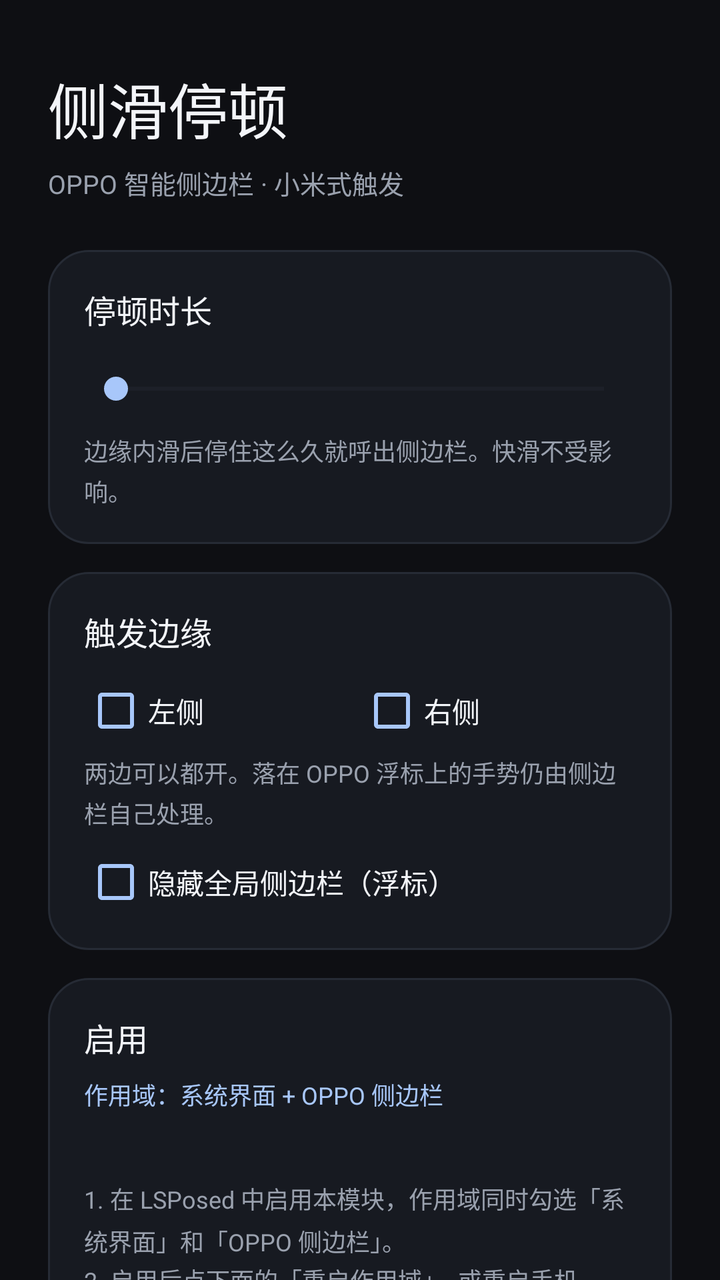
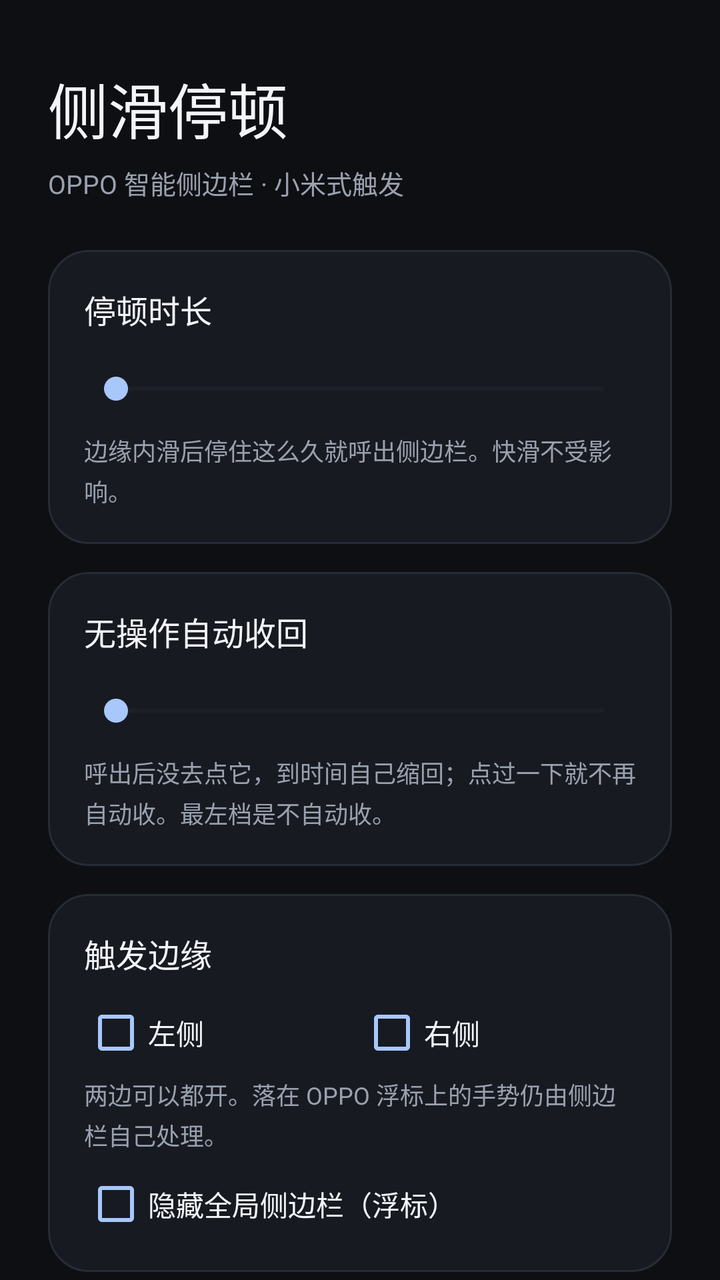

The first picture is an Android layout as it rendered before a commit; the second is the same layout after the commit. The layout source and the unified diff follow.
<!-- AndroidManifest.xml: application theme AppTheme -->
<!-- res/layout/activity_main.xml -->
<?xml version="1.0" encoding="utf-8"?>
<ScrollView xmlns:android="http://schemas.android.com/apk/res/android"
    android:layout_width="match_parent"
    android:layout_height="match_parent"
    android:background="@color/bg"
    android:clipToPadding="false"
    android:fillViewport="true"
    android:fitsSystemWindows="true"
    android:scrollbars="none">

    <LinearLayout
        android:layout_width="match_parent"
        android:layout_height="wrap_content"
        android:orientation="vertical"
        android:paddingLeft="24dp"
        android:paddingTop="32dp"
        android:paddingRight="24dp"
        android:paddingBottom="32dp">

        <TextView
            android:layout_width="wrap_content"
            android:layout_height="wrap_content"
            android:fontFamily="sans-serif-medium"
            android:text="@string/ui_title"
            android:textColor="@color/text_primary"
            android:textSize="30sp" />

        <TextView
            android:layout_width="wrap_content"
            android:layout_height="wrap_content"
            android:layout_marginTop="6dp"
            android:text="@string/ui_subtitle"
            android:textColor="@color/text_secondary"
            android:textSize="13sp" />

        <LinearLayout
            android:layout_width="match_parent"
            android:layout_height="wrap_content"
            android:layout_marginTop="24dp"
            android:background="@drawable/card_bg"
            android:orientation="vertical"
            android:padding="18dp">

            <LinearLayout
                android:layout_width="match_parent"
                android:layout_height="wrap_content"
                android:gravity="center_vertical"
                android:orientation="horizontal">

                <TextView
                    android:layout_width="0dp"
                    android:layout_height="wrap_content"
                    android:layout_weight="1"
                    android:text="@string/hold_title"
                    android:textColor="@color/text_primary"
                    android:textSize="16sp" />

                <TextView
                    android:id="@+id/hold_value"
                    android:layout_width="wrap_content"
                    android:layout_height="wrap_content"
                    android:fontFamily="sans-serif-medium"
                    android:textColor="@color/accent"
                    android:textSize="15sp" />
            </LinearLayout>

            <SeekBar
                android:id="@+id/hold"
                android:layout_width="match_parent"
                android:layout_height="36dp"
                android:layout_marginTop="10dp"
                android:max="450"
                android:progressBackgroundTint="@color/track"
                android:progressTint="@color/accent"
                android:splitTrack="false"
                android:thumbTint="@color/accent" />

            <TextView
                android:layout_width="match_parent"
                android:layout_height="wrap_content"
                android:layout_marginTop="4dp"
                android:lineSpacingExtra="3dp"
                android:text="@string/hold_desc"
                android:textColor="@color/text_secondary"
                android:textSize="12sp" />
        </LinearLayout>

        <LinearLayout
            android:layout_width="match_parent"
            android:layout_height="wrap_content"
            android:layout_marginTop="14dp"
            android:background="@drawable/card_bg"
            android:orientation="vertical"
            android:padding="18dp">

            <TextView
                android:layout_width="wrap_content"
                android:layout_height="wrap_content"
                android:text="@string/edge_title"
                android:textColor="@color/text_primary"
                android:textSize="16sp" />

            <LinearLayout
                android:layout_width="match_parent"
                android:layout_height="wrap_content"
                android:layout_marginTop="12dp"
                android:orientation="horizontal">

                <CheckBox
                    android:id="@+id/edge_left"
                    android:layout_width="0dp"
                    android:layout_height="wrap_content"
                    android:layout_weight="1"
                    android:buttonTint="@color/accent"
                    android:text="@string/edge_left"
                    android:textColor="@color/text_primary"
                    android:textSize="14sp" />

                <CheckBox
                    android:id="@+id/edge_right"
                    android:layout_width="0dp"
                    android:layout_height="wrap_content"
                    android:layout_weight="1"
                    android:buttonTint="@color/accent"
                    android:text="@string/edge_right"
                    android:textColor="@color/text_primary"
                    android:textSize="14sp" />
            </LinearLayout>

            <TextView
                android:layout_width="match_parent"
                android:layout_height="wrap_content"
                android:layout_marginTop="6dp"
                android:lineSpacingExtra="3dp"
                android:text="@string/edge_desc"
                android:textColor="@color/text_secondary"
                android:textSize="12sp" />

            <CheckBox
                android:id="@+id/hide_bar"
                android:layout_width="match_parent"
                android:layout_height="wrap_content"
                android:layout_marginTop="10dp"
                android:buttonTint="@color/accent"
                android:text="@string/hide_bar"
                android:textColor="@color/text_primary"
                android:textSize="14sp" />
        </LinearLayout>

        <LinearLayout
            android:layout_width="match_parent"
            android:layout_height="wrap_content"
            android:layout_marginTop="14dp"
            android:background="@drawable/card_bg"
            android:orientation="vertical"
            android:padding="18dp">

            <TextView
                android:layout_width="wrap_content"
                android:layout_height="wrap_content"
                android:text="@string/setup_title"
                android:textColor="@color/text_primary"
                android:textSize="16sp" />

            <TextView
                android:layout_width="match_parent"
                android:layout_height="wrap_content"
                android:layout_marginTop="8dp"
                android:text="@string/setup_scope"
                android:textColor="@color/accent"
                android:textSize="12sp" />

            <TextView
                android:id="@+id/hook_status"
                android:layout_width="match_parent"
                android:layout_height="wrap_content"
                android:layout_marginTop="8dp"
                android:lineSpacingExtra="3dp"
                android:textColor="@color/text_secondary"
                android:textSize="12sp" />

            <TextView
                android:layout_width="match_parent"
                android:layout_height="wrap_content"
                android:layout_marginTop="10dp"
                android:lineSpacingExtra="4dp"
                android:text="@string/setup_step1"
                android:textColor="@color/text_secondary"
                android:textSize="12sp" />

            <TextView
                android:layout_width="match_parent"
                android:layout_height="wrap_content"
                android:layout_marginTop="2dp"
                android:lineSpacingExtra="4dp"
                android:text="@string/setup_step2"
                android:textColor="@color/text_secondary"
                android:textSize="12sp" />

            <TextView
                android:layout_width="match_parent"
                android:layout_height="wrap_content"
                android:layout_marginTop="2dp"
                android:lineSpacingExtra="4dp"
                android:text="@string/setup_step3"
                android:textColor="@color/text_secondary"
                android:textSize="12sp" />

            <TextView
                android:layout_width="match_parent"
                android:layout_height="wrap_content"
                android:layout_marginTop="10dp"
                android:lineSpacingExtra="3dp"
                android:text="@string/setup_note"
                android:textColor="@color/text_secondary"
                android:textSize="11sp" />
        </LinearLayout>

        <Button
            android:id="@+id/restart_systemui"
            android:layout_width="match_parent"
            android:layout_height="52dp"
            android:layout_marginTop="18dp"
            android:background="@drawable/button_secondary"
            android:fontFamily="sans-serif-medium"
            android:text="@string/restart_systemui"
            android:textAllCaps="false"
            android:textColor="@color/text_primary"
            android:textSize="15sp" />

        <Button
            android:id="@+id/open_lsposed"
            android:layout_width="match_parent"
            android:layout_height="52dp"
            android:layout_marginTop="18dp"
            android:background="@drawable/button_primary"
            android:fontFamily="sans-serif-medium"
            android:text="@string/open_lsposed"
            android:textAllCaps="false"
            android:textColor="@color/accent_text"
            android:textSize="15sp" />

        <Button
            android:id="@+id/dump_windows"
            android:layout_width="match_parent"
            android:layout_height="52dp"
            android:layout_marginTop="18dp"
            android:background="@drawable/button_secondary"
            android:fontFamily="sans-serif-medium"
            android:text="@string/dump_windows"
            android:textAllCaps="false"
            android:textColor="@color/text_primary"
            android:textSize="15sp" />

        <TextView
            android:id="@+id/window_dump"
            android:layout_width="match_parent"
            android:layout_height="wrap_content"
            android:layout_marginTop="12dp"
            android:background="@drawable/card_bg"
            android:fontFamily="monospace"
            android:padding="12dp"
            android:textColor="@color/text_secondary"
            android:textIsSelectable="true"
            android:textSize="9sp"
            android:visibility="gone" />
    </LinearLayout>
</ScrollView>
<!-- resources referenced by this layout -->
<resources>
  <color name="accent">#A8C7FA</color>
  <color name="accent_text">#11151C</color>
  <color name="bg">#0E0F13</color>
  <color name="text_primary">#F3F5F9</color>
  <color name="text_secondary">#9AA1AE</color>
  <color name="track">#2B303B</color>
  <!-- drawable button_primary (drawable) -->
  <?xml version="1.0" encoding="utf-8"?>
  <ripple xmlns:android="http://schemas.android.com/apk/res/android" android:color="#33FFFFFF">
      <item>
          <shape android:shape="rectangle">
              <solid android:color="@color/accent" />
              <corners android:radius="16dp" />
          </shape>
      </item>
  </ripple>
  <!-- drawable button_secondary (drawable) -->
  <?xml version="1.0" encoding="utf-8"?>
  <ripple xmlns:android="http://schemas.android.com/apk/res/android" android:color="#22FFFFFF">
      <item>
          <shape android:shape="rectangle">
              <solid android:color="#1B1F27" />
              <corners android:radius="16dp" />
              <stroke android:width="1dp" android:color="@color/card_stroke" />
          </shape>
      </item>
  </ripple>
  <!-- drawable card_bg (drawable) -->
  <?xml version="1.0" encoding="utf-8"?>
  <shape xmlns:android="http://schemas.android.com/apk/res/android" android:shape="rectangle">
      <solid android:color="@color/card" />
      <corners android:radius="20dp" />
      <stroke android:width="1dp" android:color="@color/card_stroke" />
  </shape>
  <string name="dump_windows">抓取窗口（root）</string>
  <string name="edge_desc">两边可以都开。落在 OPPO 浮标上的手势仍由侧边栏自己处理。</string>
  <string name="edge_left">左侧</string>
  <string name="edge_right">右侧</string>
  <string name="edge_title">触发边缘</string>
  <string name="hide_bar">隐藏全局侧边栏（浮标）</string>
  <string name="hold_desc">边缘内滑后停住这么久就呼出侧边栏。快滑不受影响。</string>
  <string name="hold_title">停顿时长</string>
  <string name="open_lsposed">打开 LSPosed</string>
  <string name="restart_systemui">重启作用域（root）</string>
  <string name="setup_note">浮标由侧边栏进程隐藏，只勾系统界面不会生效。模块只改触发方式，不替换 OPPO 的侧边栏内容。</string>
  <string name="setup_scope">作用域：系统界面 + OPPO 侧边栏</string>
  <string name="setup_step1">1. 在 LSPosed 中启用本模块，作用域同时勾选「系统界面」和「OPPO 侧边栏」。</string>
  <string name="setup_step2">2. 启用后点下面的「重启作用域」，或重启手机。</string>
  <string name="setup_step3">3. 从屏幕边缘内滑，停住即出侧边栏；直接滑走仍是返回。</string>
  <string name="setup_title">启用</string>
  <string name="ui_subtitle">OPPO 智能侧边栏 · 小米式触发</string>
  <string name="ui_title">侧滑停顿</string>
  <style name="AppTheme" parent="@android:style/Theme.Material.NoActionBar">
          <item name="android:fontFamily">sans-serif</item>
          <item name="android:windowBackground">@color/bg</item>
          <item name="android:statusBarColor">@color/bg</item>
          <item name="android:navigationBarColor">@color/bg</item>
          <item name="android:windowLightStatusBar">false</item>
          <item name="android:windowLightNavigationBar">false</item>
          <item name="android:colorAccent">@color/accent</item>
      </style>
  <color name="card_stroke">#262B35</color>
  <color name="card">#171A21</color>
</resources>

<!-- the commit's change to res/layout/activity_main.xml (unified diff, before → after) -->
@@ -93,6 +93,58 @@
             android:orientation="vertical"
             android:padding="18dp">
 
+            <LinearLayout
+                android:layout_width="match_parent"
+                android:layout_height="wrap_content"
+                android:gravity="center_vertical"
+                android:orientation="horizontal">
+
+                <TextView
+                    android:layout_width="0dp"
+                    android:layout_height="wrap_content"
+                    android:layout_weight="1"
+                    android:text="@string/auto_close_title"
+                    android:textColor="@color/text_primary"
+                    android:textSize="16sp" />
+
+                <TextView
+                    android:id="@+id/auto_close_value"
+                    android:layout_width="wrap_content"
+                    android:layout_height="wrap_content"
+                    android:fontFamily="sans-serif-medium"
+                    android:textColor="@color/accent"
+                    android:textSize="15sp" />
+            </LinearLayout>
+
+            <SeekBar
+                android:id="@+id/auto_close"
+                android:layout_width="match_parent"
+                android:layout_height="36dp"
+                android:layout_marginTop="10dp"
+                android:max="16"
+                android:progressBackgroundTint="@color/track"
+                android:progressTint="@color/accent"
+                android:splitTrack="false"
+                android:thumbTint="@color/accent" />
+
+            <TextView
+                android:layout_width="match_parent"
+                android:layout_height="wrap_content"
+                android:layout_marginTop="4dp"
+                android:lineSpacingExtra="3dp"
+                android:text="@string/auto_close_desc"
+                android:textColor="@color/text_secondary"
+                android:textSize="12sp" />
+        </LinearLayout>
+
+        <LinearLayout
+            android:layout_width="match_parent"
+            android:layout_height="wrap_content"
+            android:layout_marginTop="14dp"
+            android:background="@drawable/card_bg"
+            android:orientation="vertical"
+            android:padding="18dp">
+
             <TextView
                 android:layout_width="wrap_content"
                 android:layout_height="wrap_content"
<!-- resource entries referenced after the edit -->
@@ -34,6 +34,8 @@
       <corners android:radius="20dp" />
       <stroke android:width="1dp" android:color="@color/card_stroke" />
   </shape>
+  <string name="auto_close_desc">呼出后没去点它，到时间自己缩回；点过一下就不再自动收。最左档是不自动收。</string>
+  <string name="auto_close_title">无操作自动收回</string>
   <string name="dump_windows">抓取窗口（root）</string>
   <string name="edge_desc">两边可以都开。落在 OPPO 浮标上的手势仍由侧边栏自己处理。</string>
   <string name="edge_left">左侧</string>
